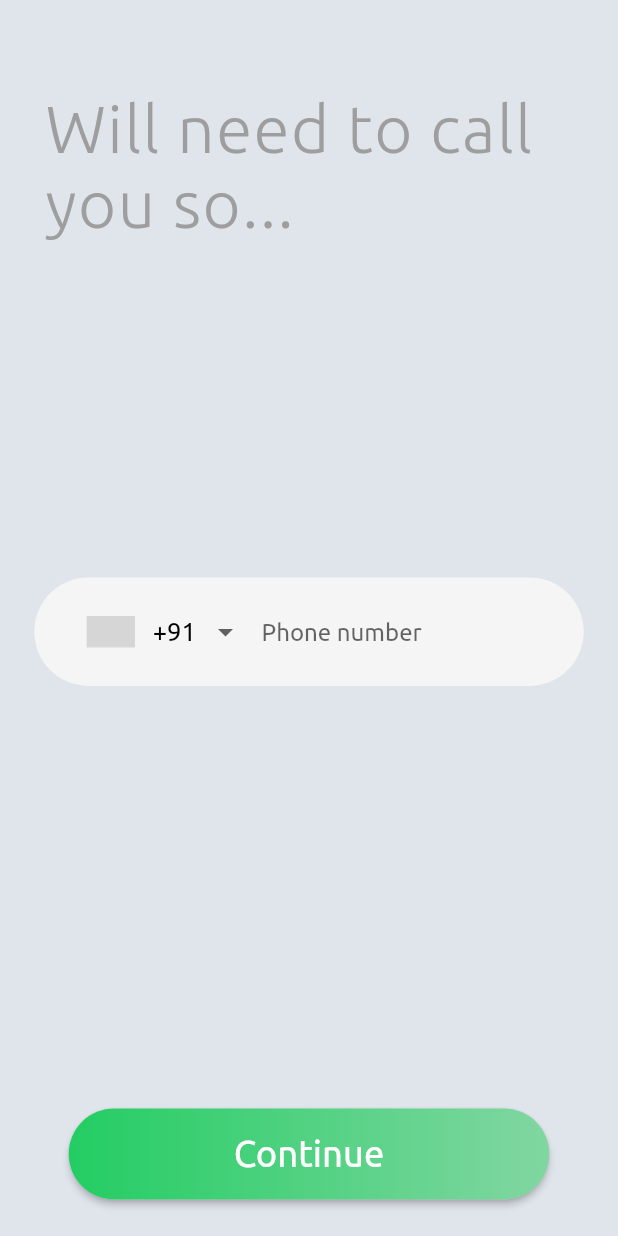
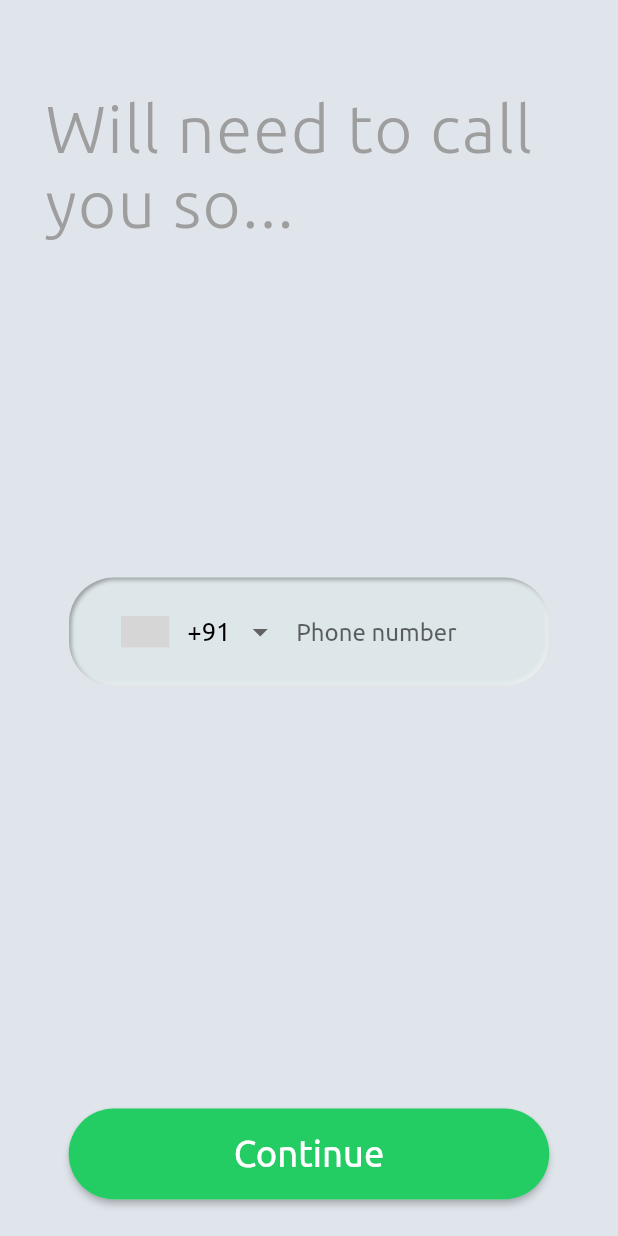
Before and after one commit to Laytoder/udus, a Flutter app: the PhoneNumPage screen opened directly with empty values, on a phone screen of 412 x 824 dp. Run offline on Flutter 3.47's test engine with Material 2 defaults, Android fonts, the phone set to English and light mode, and no system bars; drawn by our look-alikes of flutter_neumorphic, intl_phone_number_input; our stand-ins replace cached_network_image, carousel_slider, circular_profile_avatar, cloud_firestore, firebase_auth, firebase_messaging and 14 more; missing offline and left inert: angles, flutter_polyline_points, geoflutterfire, google_directions_api, google_map_location_picker; accounts and stored records are empty; statements that could not run were skipped; project files that could hold a hidden picture were left out; grey boxes are pictures that could not be loaded.

Commit message:
Login Page Neumorphic

```diff
--- a/lib/Pages/phoneNumPage.dart
+++ b/lib/Pages/phoneNumPage.dart
@@ -41,13 +41,12 @@ class _PhoneNumPageState extends State<PhoneNumPage> {
             child: Container(),
           ),
           Container(
-            margin: EdgeInsets.only(
-              left: (20 / 360) * width,
-              right: (20 / 360) * width,
-            ),
-            decoration: BoxDecoration(
-              color: Colors.grey[100],
-              borderRadius: BorderRadius.circular((30 / 678) * height),
+            width: 320,
+            child: Neumorphic(
+              style: NeumorphicStyle(
+                boxShape:
+                    NeumorphicBoxShape.roundRect(BorderRadius.circular(30)),
+                depth: -3,
               ),
               padding: EdgeInsets.only(
                 left: (20 / 360) * width,
@@ -79,6 +78,7 @@ class _PhoneNumPageState extends State<PhoneNumPage> {
                 ),
               ),
             ),
+          ),
           Expanded(
             flex: 6,
             child: Container(),
@@ -98,10 +98,7 @@ class _PhoneNumPageState extends State<PhoneNumPage> {
               padding: EdgeInsets.all(0.0),
               child: Container(
                 decoration: BoxDecoration(
-                  gradient: LinearGradient(colors: [
-                    Color.fromRGBO(35, 205, 99, 1),
-                    Color.fromRGBO(35, 205, 99, 0.5)
-                  ]),
+                  color: Color.fromRGBO(35, 205, 99, 1),
                   borderRadius: BorderRadius.all(
                     Radius.circular((80 / 678) * height),
                   ),
--- a/pubspec.yaml
+++ b/pubspec.yaml
@@ -103,6 +103,10 @@ flutter:
     - assets/truck.svg
     - assets/BG.png
     - assets/marker.svg
+    - assets/coming_soon.svg
+    - assets/coming_soon2.svg
+    - assets/coming_soon2.png
+
 
   # An image asset can refer to one or more resolution-specific "variants", see
   # https://flutter.dev/assets-and-images/#resolution-aware.
```
Also changed, not shown: lib/Pages/homePage.dart (+6 -30 lines), lib/Pages/namePage.dart (+7 -9 lines), assets/coming_soon.svg (added), assets/coming_soon2.png (added), assets/coming_soon2.svg (added). Lines whose indentation alone changed are shown as unchanged.
